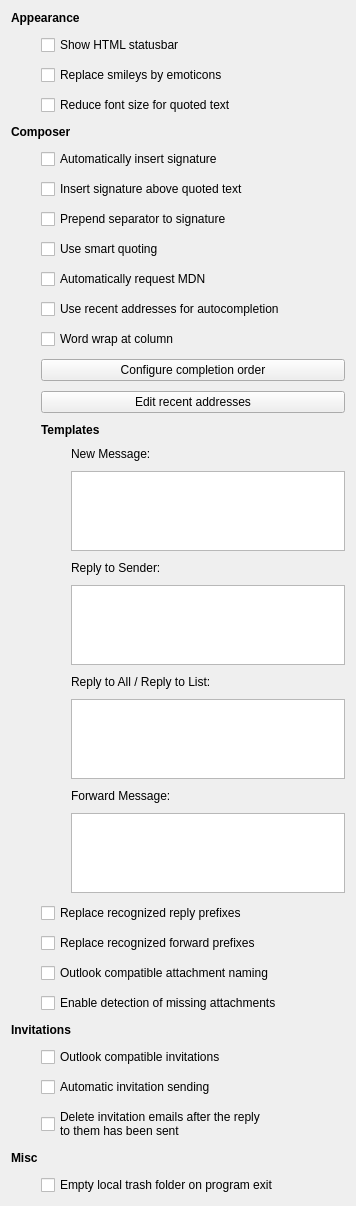
Qt form mobile/mail/configwidget.ui (chusopr/kdepim-ktimetracker-akonadi) before a commit.
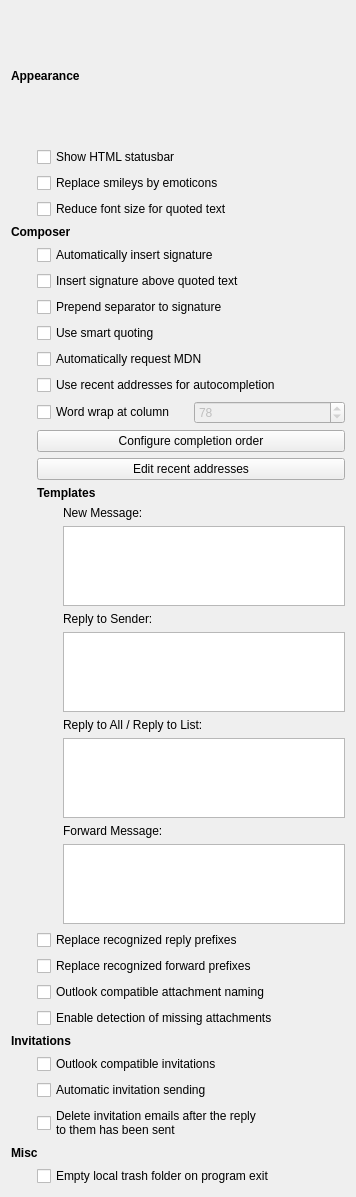
The same form after that commit. Custom widgets are drawn as their Qt base class.

Commit message: Add missing column wrap input widget

The edit to the form file:
```diff
--- a/mobile/mail/configwidget.ui
+++ b/mobile/mail/configwidget.ui
@@ -14,9 +14,6 @@
    <string>Form</string>
   </property>
   <layout class="QVBoxLayout" name="verticalLayout_5">
-   <property name="spacing">
-    <number>10</number>
-   </property>
    <item>
     <layout class="QGridLayout" name="gridLayout" rowstretch="0,1" columnstretch="0,1">
      <item row="0" column="0" colspan="2">
@@ -151,11 +148,31 @@
         </widget>
        </item>
        <item>
-        <widget class="QCheckBox" name="kcfg_ComposerWordWrapAtColumn">
-         <property name="text">
-          <string>Word wrap at column</string>
-         </property>
-        </widget>
+        <layout class="QHBoxLayout" name="horizontalLayout">
+         <item>
+          <widget class="QCheckBox" name="kcfg_ComposerWordWrapAtColumn">
+           <property name="text">
+            <string>Word wrap at column</string>
+           </property>
+          </widget>
+         </item>
+         <item>
+          <widget class="QSpinBox" name="kcfg_ComposerWordWrapColumn">
+           <property name="enabled">
+            <bool>false</bool>
+           </property>
+           <property name="minimum">
+            <number>30</number>
+           </property>
+           <property name="maximum">
+            <number>998</number>
+           </property>
+           <property name="value">
+            <number>78</number>
+           </property>
+          </widget>
+         </item>
+        </layout>
        </item>
        <item>
         <widget class="QPushButton" name="configureCompletionOrderButton">
```
Left out of the diff: 19 changed lines with no effect on the pictures. The commit also changes 2 other files.
